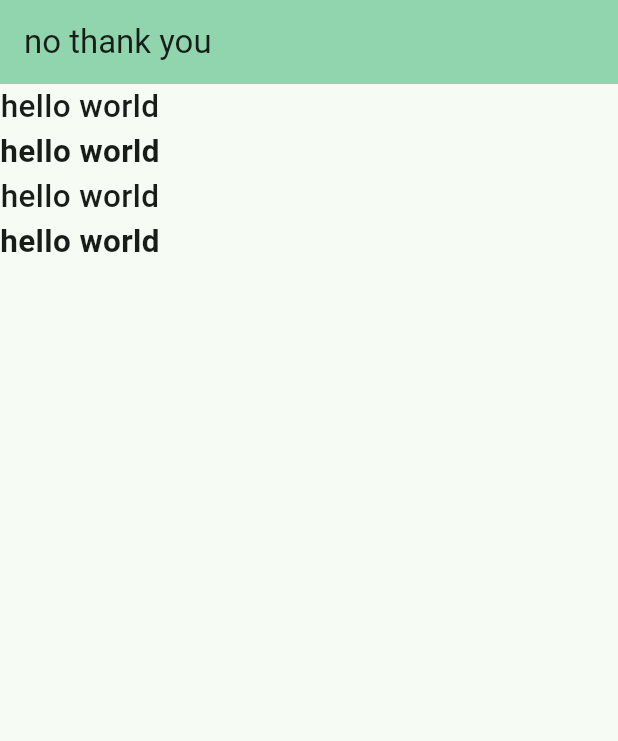
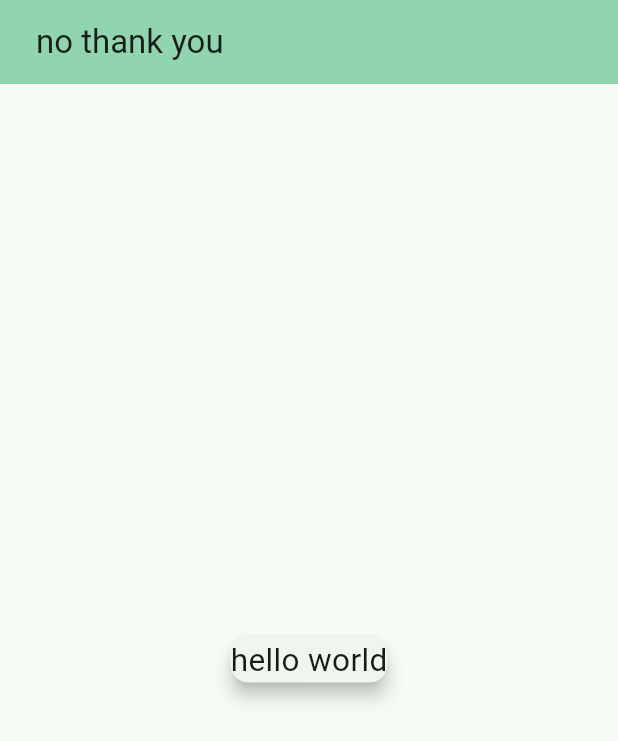
Before and after one commit to IAMNOOBWWW/initial_app, a Flutter app: the screen it shows after launch, on a phone screen of 412 x 824 dp. Shown: the top 741 px of the screen. Run offline on Flutter 3.47's test engine with Material 3 defaults, Android fonts, the phone set to English and light mode, and no system bars.

Commit message:
card widget

```diff
--- a/lib/main.dart
+++ b/lib/main.dart
@@ -35,29 +35,20 @@ class _MyHomePageState extends State<MyHomePage> {
   @override
   Widget build(BuildContext context) {
     return Scaffold(
-      appBar: AppBar(
-          backgroundColor: Theme.of(context).colorScheme.inversePrimary,
-          title: Text('no thank you')),
-      body: Column(
-        children: [
-          Text(
-            'hello world',
-            style: TextStyle(fontSize: 21, fontWeight: FontWeight.w500),
+        appBar: AppBar(
+            backgroundColor: Theme.of(context).colorScheme.inversePrimary,
+            title: Padding(
+              padding: const EdgeInsets.all(8.0),
+              child: Text('no thank you'),
+            )),
+        body: Center(
+          child: Card(
+            elevation: 5,
+            child: Text(
+              'hello world',
+              style: TextStyle(fontSize: 21),
+            ),
           ),
-          Text(
-            'hello world',
-            style: TextStyle(fontSize: 21, fontWeight: FontWeight.bold),
-          ),
-          Text(
-            'hello world',
-            style: TextStyle(fontSize: 21, fontWeight: FontWeight.w500),
-          ),
-          Text(
-            'hello world',
-            style: TextStyle(fontSize: 21, fontWeight: FontWeight.bold),
-          ),
-        ],
-      ),
-    );
+        ));
   }
 }
```
